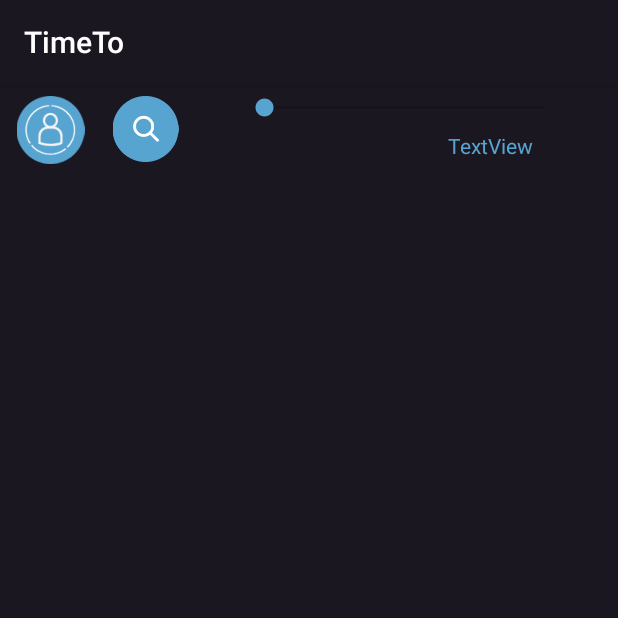
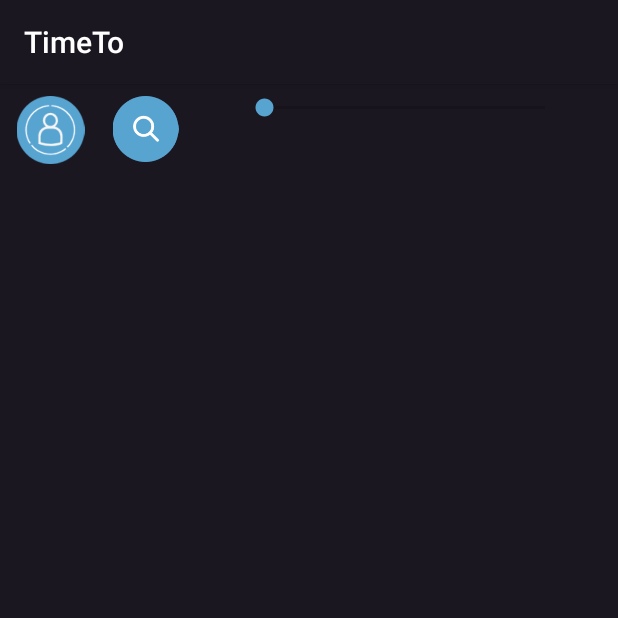
Before and after one commit to android-academy-hackaton/TimeTo, an Android app: the MainActivity screen opened directly, with no data from a screen before it, item 2 of the bottom bar chosen, on a phone screen of 412 x 824 dp, the top half of it. Run offline under Robolectric (Android 15) with nearby library versions, the phone set to English and light mode, and no system bars; our stand-ins replace Picasso; pictures from the network do not load.

```diff
--- a/app/src/main/java/hackaton/academy/timeto/MainActivity.java
+++ b/app/src/main/java/hackaton/academy/timeto/MainActivity.java
@@ -64,7 +64,7 @@ public class MainActivity extends AppCompatActivity {
             public void onProgressChanged(SeekBar seekBar, int progress,
                                           boolean fromUser) {
                 // TODO Auto-generated method stub
-                seekBarValue.setText(String.valueOf(progress*10) + "Miles");
+                seekBarValue.setText(String.valueOf(progress*10) + "Meters");
             }
 
             @Override
--- a/app/src/main/res/layout/activity_main.xml
+++ b/app/src/main/res/layout/activity_main.xml
@@ -82,7 +82,7 @@
             android:layout_marginTop="8dp"
             android:layout_marginEnd="24dp"
             android:layout_marginRight="24dp"
-            android:text="TextView"
+            android:text=""
             android:textColor="@color/lightBlue"
             app:layout_constraintEnd_toEndOf="@+id/simpleSeekBar"
             app:layout_constraintTop_toBottomOf="@+id/simpleSeekBar" />
```
